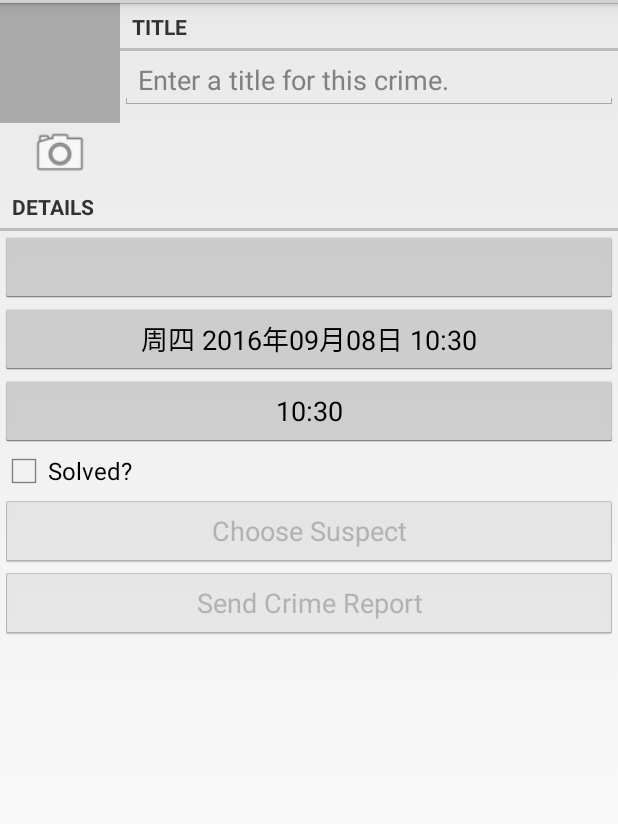
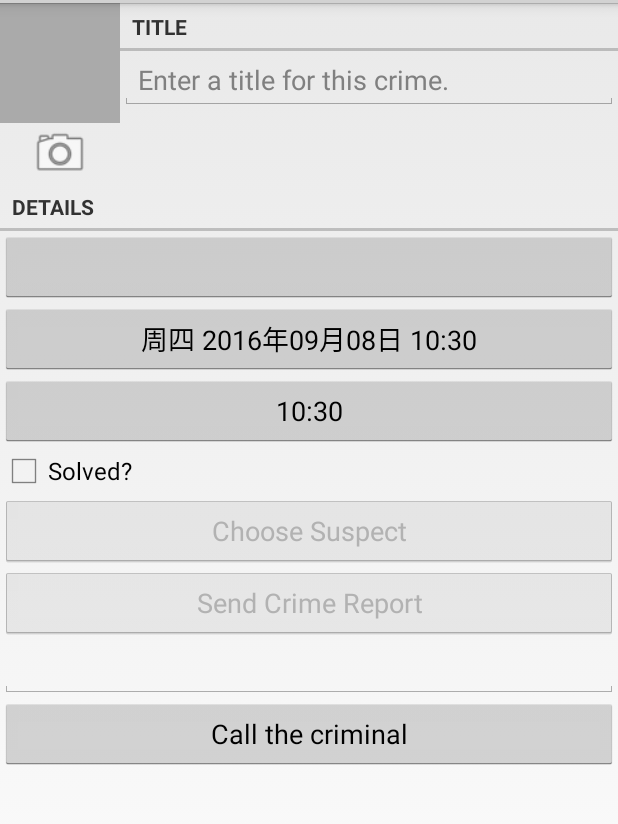
Before and after one commit to liaoyuanhuo666/CriminalIntent, an Android app: the CrimeFragment screen opened directly, with no data from a screen before it, on a phone screen of 412 x 824 dp, the part 69-893 px from its top. Run offline under Robolectric (Android 15) with nearby library versions, the phone set to English and light mode, and no system bars.

Commit message:
直接拨打已知姓名的陋习嫌疑人的电话

```diff
--- a/app/src/main/AndroidManifest.xml
+++ b/app/src/main/AndroidManifest.xml
@@ -31,4 +31,5 @@
         </activity>
     </application>
 <uses-permission android:name="android.permission.WRITE_EXTERNAL_STORAGE"/>
+    <uses-permission android:name="android.permission.READ_CONTACTS"/>
 </manifest>
--- a/app/src/main/res/layout/fragment_crime.xml
+++ b/app/src/main/res/layout/fragment_crime.xml
@@ -105,5 +105,17 @@
             android:layout_height="wrap_content"
             />
 
+        <EditText
+            android:id="@+id/criminal_number"
+            android:layout_width="match_parent"
+            android:layout_height="wrap_content"/>
+
+        <Button
+            android:text="@string/crime_call_text"
+            android:id="@+id/crime_call_btn"
+            android:layout_width="match_parent"
+            android:layout_height="wrap_content"
+            />
+
     </LinearLayout>
 </ScrollView>
--- a/app/src/main/res/values/strings.xml
+++ b/app/src/main/res/values/strings.xml
@@ -17,6 +17,7 @@
   <string name="take">Take!</string>
   <string name="crime_suspect_text">Choose Suspect</string>
   <string name="crime_report_text">Send Crime Report</string>
+  <string name="crime_call_text">Call the criminal</string>
   <string name="crime_report">%1$s!
 The crime was discovered on %2$s. %3$s, and %4$s
   </string>
```
Also changed, not shown: app/src/main/java/com/example/hasee/criminalintent/CrimeFragment.java (+54 -8 lines).
